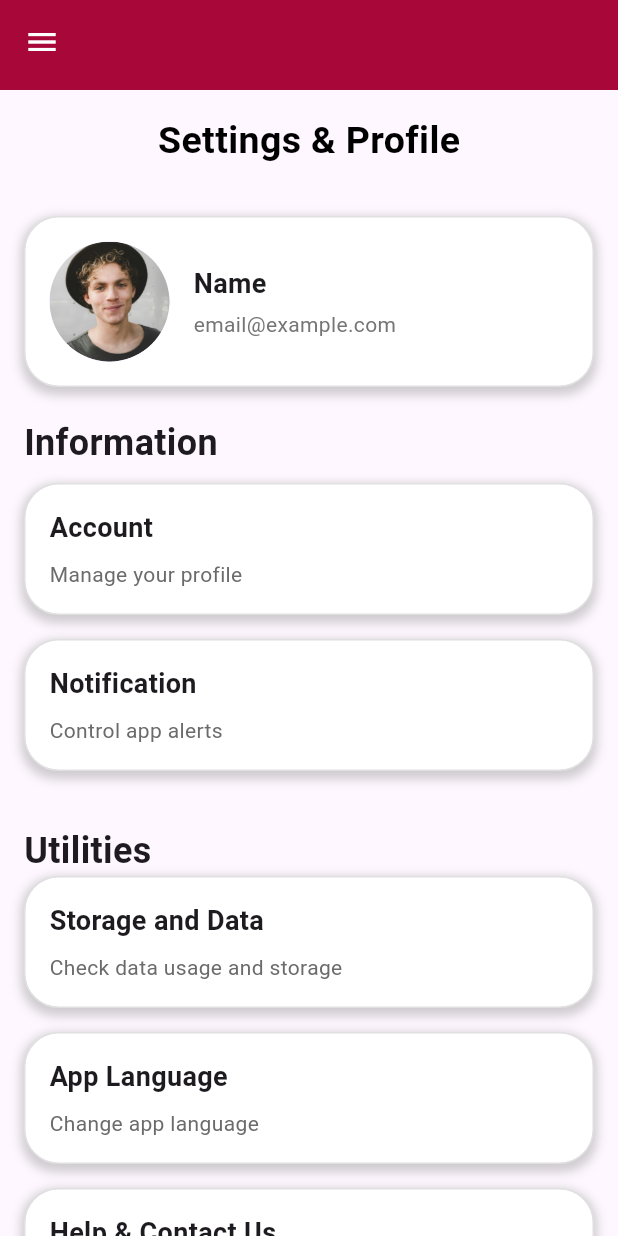
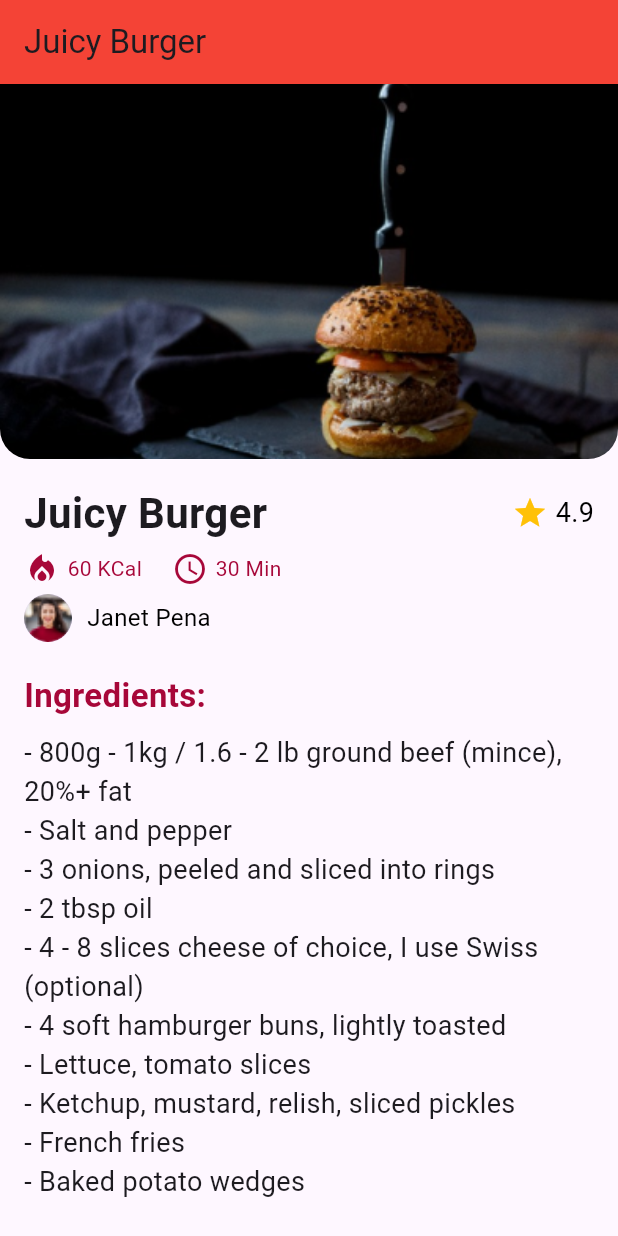
Before and after one commit to michael29-code/ux_team_project, a Flutter app: the screen it shows after launch, on a phone screen of 412 x 824 dp. Run offline on Flutter 3.47's test engine with Material 3 defaults, Android fonts, the phone set to English and light mode, and no system bars; our stand-ins replace google_fonts.

Commit message:
recipeDetail
add files class, assetts, and change pubspec.yaml so it can import another images

```diff
--- a/lib/main.dart
+++ b/lib/main.dart
@@ -2,6 +2,7 @@ import 'package:flutter/material.dart';
 import 'package:google_fonts/google_fonts.dart';
 import 'package:ux_team_project/pages/appInformation.dart';
 import 'package:ux_team_project/pages/profile.dart';
+import 'package:ux_team_project/pages/recipeDetail.dart';
 import 'pages/appInformation.dart';
 import 'pages/profile.dart';
 // import 'pages/create_recipe.dart';
@@ -23,7 +24,7 @@ class MyApp extends StatelessWidget {
         // Tema aplikasi
         textTheme: GoogleFonts.istokWebTextTheme(Theme.of(context).textTheme),
       ),
-      home: const SettingsProfilePage(),
+      home: recipeDetail(),
     );
   }
 }
--- /dev/null
+++ b/lib/pages/recipeDetail.dart
@@ -0,0 +1,141 @@
+import 'package:flutter/material.dart';
+
+class MyApp extends StatelessWidget {
+  @override
+  Widget build(BuildContext context) {
+    return MaterialApp(
+      home: recipeDetail(),
+    );
+  }
+}
+
+class recipeDetail extends StatelessWidget {
+  @override
+  Widget build(BuildContext context) {
+    return Scaffold(
+      appBar: AppBar(
+        title: Text('Juicy Burger'),
+        backgroundColor: Colors.red,
+      ),
+      body: SingleChildScrollView(
+        child: Column(
+          crossAxisAlignment: CrossAxisAlignment.start,
+          children: [
+            Stack(
+              children: [
+                ClipRRect(
+                  borderRadius: BorderRadius.only(
+                    bottomLeft: Radius.circular(20),
+                    bottomRight: Radius.circular(20),
+                  ),
+                  child: Image.asset(
+                    'assets/burger.png',
+                    width: double.infinity,
+                    height: 250,
+                    fit: BoxFit.cover,
+                  ),
+                ),
+              ],
+            ),
+            Padding(
+              padding: const EdgeInsets.all(16.0),
+              child: Column(
+                crossAxisAlignment: CrossAxisAlignment.start,
+                children: [
+                  Row(
+                    mainAxisAlignment: MainAxisAlignment.spaceBetween,
+                    children: [
+                      Text(
+                        'Juicy Burger',
+                        style: TextStyle(
+                          fontSize: 28,
+                          fontWeight: FontWeight.bold,
+                          decorationColor: Colors.blue,
+                        ),
+                      ),
+                      Row(
+                        children: [
+                          Icon(Icons.star, color: Colors.amber),
+                          SizedBox(width: 5),
+                          Text('4.9',
+                              style:
+                                  TextStyle(color: Colors.black, fontSize: 18)),
+                        ],
+                      ),
+                    ],
+                  ),
+                  SizedBox(height: 5),
+                  Row(
+                    children: [
+                      Icon(Icons.local_fire_department,
+                          color: Color(0xFFA70739)),
+                      SizedBox(width: 5),
+                      Text('60 KCal',
+                          style: TextStyle(color: Color(0xFFA70739))),
+                      SizedBox(width: 20),
+                      Icon(Icons.access_time, color: Color(0xFFA70739)),
+                      SizedBox(width: 5),
+                      Text('30 Min',
+                          style: TextStyle(color: Color(0xFFA70739))),
+                    ],
+                  ),
+                  SizedBox(height: 5),
+                  Row(
+                    children: [
+                      CircleAvatar(
+                        backgroundImage: AssetImage('assets/profile_pic.png'),
+                        radius: 16,
+                      ),
+                      SizedBox(width: 10),
+                      Text('Janet Pena',
+                          style: TextStyle(color: Colors.black, fontSize: 16)),
+                    ],
+                  ),
+                  SizedBox(height: 20),
+                  Text(
+                    'Ingredients:',
+                    style: TextStyle(
+                        fontSize: 22,
+                        fontWeight: FontWeight.bold,
+                        color: Color(0xFFA70739)),
+                  ),
+                  SizedBox(height: 10),
+                  Text(
+                    '- 800g - 1kg / 1.6 - 2 lb ground beef (mince), 20%+ fat\n'
+                    '- Salt and pepper\n'
+                    '- 3 onions, peeled and sliced into rings\n'
+                    '- 2 tbsp oil\n'
+                    '- 4 - 8 slices cheese of choice, I use Swiss (optional)\n'
+                    '- 4 soft hamburger buns, lightly toasted\n'
+                    '- Lettuce, tomato slices\n'
+                    '- Ketchup, mustard, relish, sliced pickles\n'
+                    '- French fries\n'
+                    '- Baked potato wedges',
+                    style: TextStyle(fontSize: 18),
+                  ),
+                  SizedBox(height: 20),
+                  Text(
+                    'Instructions:',
+                    style: TextStyle(
+                        fontSize: 22,
+                        fontWeight: FontWeight.bold,
+                        color: Color(0xFFA70739)),
+                  ),
+                  SizedBox(height: 10),
+                  Text(
+                    '1. Separate beef into 4 equal portions. Use hands to lightly form into patties the size of your buns (mine are about 10 cm / 4") - don\'t press hard, light fingers = soft juicy patties (see video for how I do this).\n'
+                    '2. Season generously with salt and pepper on both sides. Make a dent on one side (stop burger from becoming dome shape and shrinking when cooking).\n'
+                    '3. Heat 1 tbsp oil in a heavy based skillet or BBQ over high heat. Add onion and cook until wilted and caramelized. Season with salt and pepper, then remove.\n'
+                    '4. Heat 1 tbsp oil until smoking. Add patties and cook for 2 minutes until deep golden with a great crust. Do not press! Flip carefully, cook for 1 minute then top with cheese (if using). Cover with lid and cook for another 1 minute until cheese is melted.\n'
+                    '5. Meanwhile, toast the cut side of the buns lightly.',
+                    style: TextStyle(fontSize: 18),
+                  ),
+                ],
+              ),
+            ),
+          ],
+        ),
+      ),
+    );
+  }
+}
```
Also changed, not shown: pubspec.yaml (+3 -6 lines), assets/burger.png (added), assets/profile_pic.png (added), pubspec.lock.
